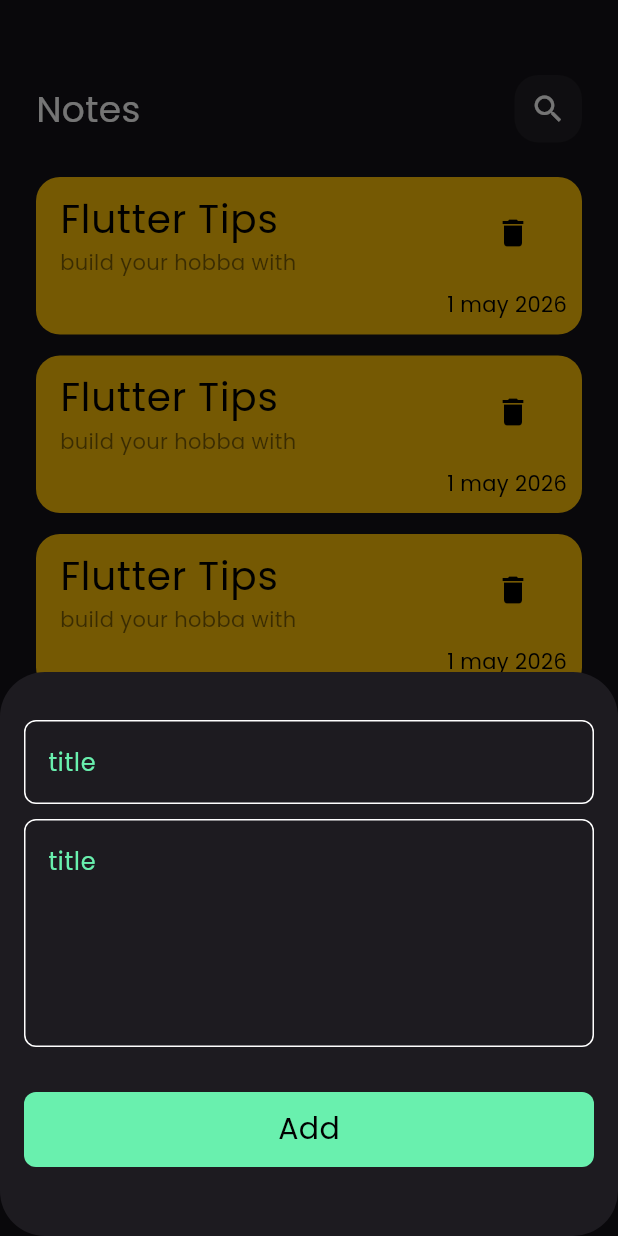
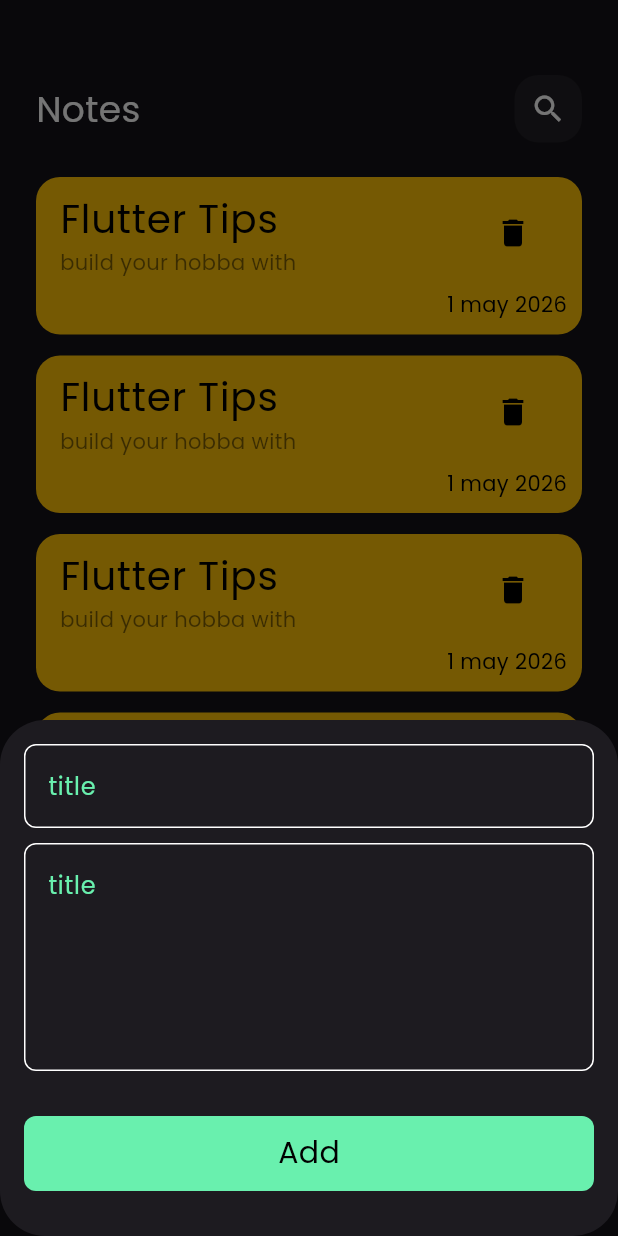
Before and after one commit to hassanmoh262/notes_app, a Flutter app: the screen it shows after launch, after a tap on the "add" icon, on a phone screen of 412 x 824 dp. Run offline on Flutter 3.47's test engine with Material 3 defaults, Android fonts, the phone set to English and light mode, and no system bars; our stand-ins replace bloc, flutter_bloc, hive_ce, hive_ce_flutter, modal_progress_hud_nsn; accounts and stored records are empty.

```diff
--- a/lib/widgets/add_note_bottom_sheet.dart
+++ b/lib/widgets/add_note_bottom_sheet.dart
@@ -26,7 +26,12 @@ class AddNoteBottomSheet extends StatelessWidget {
           return AbsorbPointer(
             absorbing: state is AddNoteLoading ? true : false,
             child: Padding(
-              padding: const EdgeInsets.all(16),
+              padding: EdgeInsets.only(
+                left: 16,
+                right: 16,
+                bottom: MediaQuery.viewInsetsOf(context).bottom,
+              ),
+
               child: SingleChildScrollView(child: AddNoteForm()),
             ),
           );
--- a/lib/widgets/notes_view_body.dart
+++ b/lib/widgets/notes_view_body.dart
@@ -13,6 +13,7 @@ class NotesViewBody extends StatelessWidget {
       floatingActionButton: FloatingActionButton(
         onPressed: () {
           showModalBottomSheet(
+            isScrollControlled: true,
             shape: RoundedRectangleBorder(
               borderRadius: BorderRadiusGeometry.circular(30),
             ),
```
Also changed, not shown: lib/cubits/notes_cubit/notes_cubit.dart (added, +9 -0 lines), lib/cubits/notes_cubit/notes_state.dart (added, +20 -0 lines).
